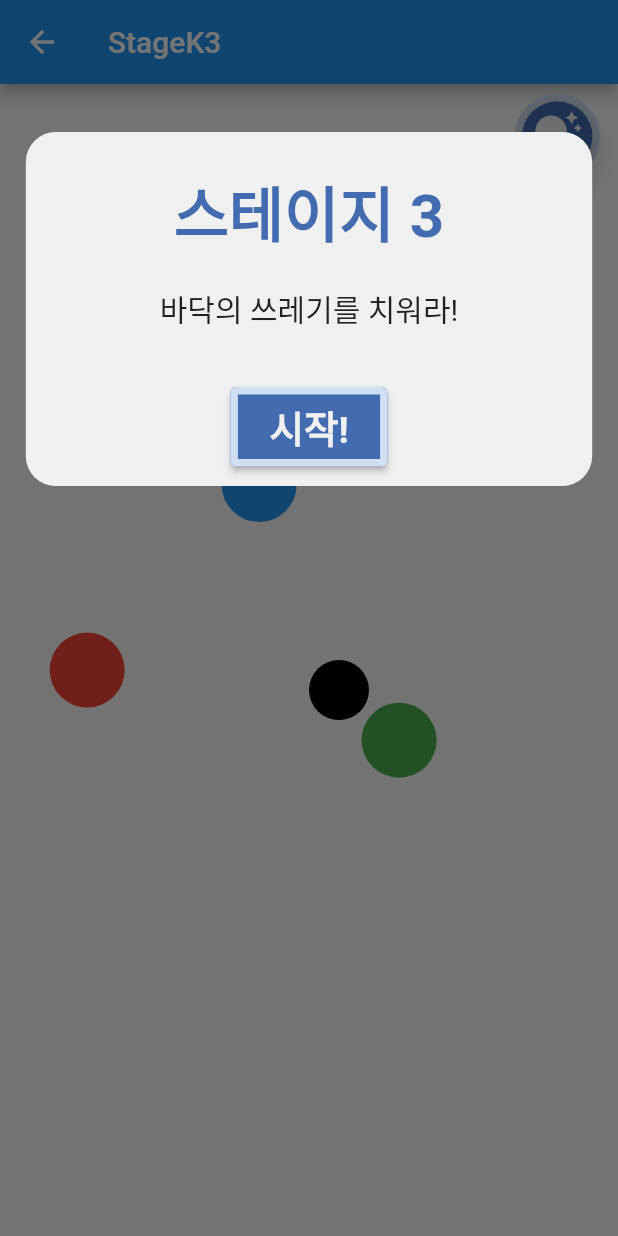
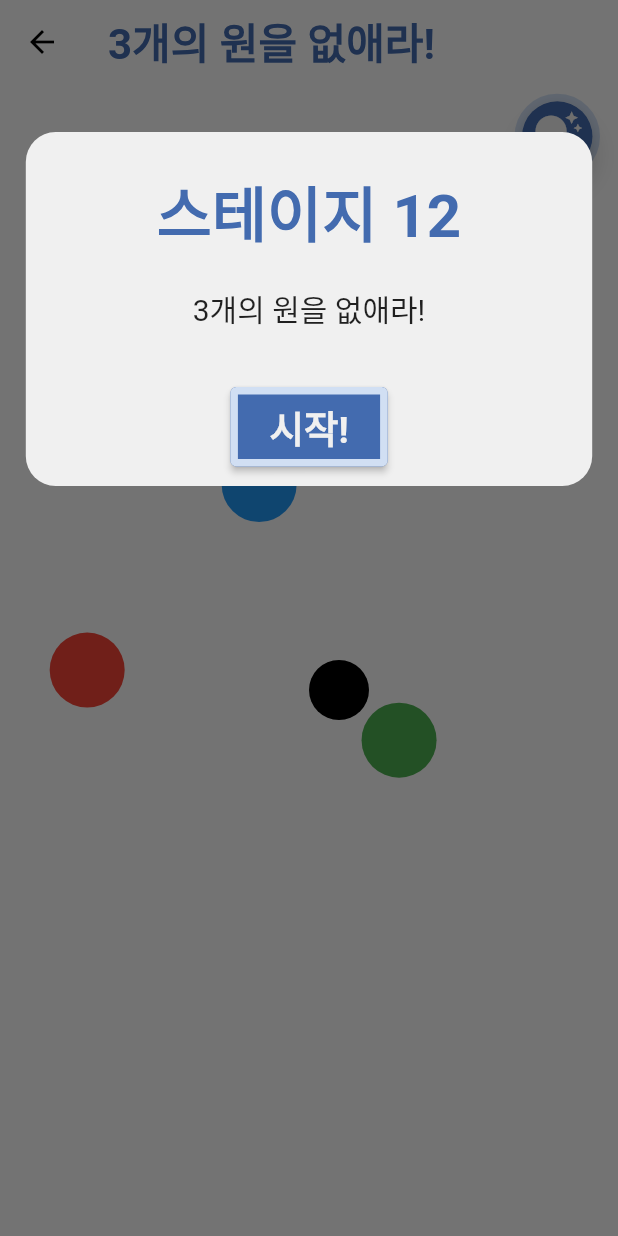
Before and after one commit to tnvchdql0255/Sensor_game, a Flutter app: the StageK3 screen opened directly, on a phone screen of 412 x 824 dp. Run offline on Flutter 3.47's test engine with Material 2 defaults, Android fonts, the phone set to English and light mode, and no system bars; our stand-ins replace assets_audio_player, battery_plus, flutter_compass, flutter_svg, sensors_plus, sqflite and 2 more; missing offline and left inert: flutter_speech, light, noise_meter, torch_controller; accounts and stored records are empty; project files that could hold a hidden picture were left out.

Commit message:
kd 수정

```diff
--- a/lib/main.dart
+++ b/lib/main.dart
@@ -138,7 +138,7 @@ class _MyHomeState extends State<MyHome> {
     var textStyle = const TextStyle(
         color: Colors.white, fontSize: 20, fontWeight: FontWeight.w300);
     return Scaffold(
-      backgroundColor: Colors.white,
+      backgroundColor: const Color(0xfffafafa),
       body: SafeArea(
         child: Padding(
           padding: const EdgeInsets.only(top: 110),
--- a/lib/stage/stage_k_3.dart
+++ b/lib/stage/stage_k_3.dart
@@ -15,8 +15,8 @@ class StageK3 extends StatefulWidget {
 
 class _StageK3State extends State<StageK3> {
   PopUps popUps = const PopUps(
-      startMessage: "스테이지 3",
-      quest: "바닥의 쓰레기를 치워라!",
+      startMessage: "스테이지 12",
+      quest: "3개의 원을 없애라!",
       hints: ["힌트1", "힌트2", "힌트3"]);
   DBHelper dbHelper = DBHelper();
   late final Database db;
@@ -181,7 +181,16 @@ class _StageK3State extends State<StageK3> {
       //힌트를 보여주는 탭바는 화면의 오른쪽 상단에 위치한다
       floatingActionButtonLocation: FloatingActionButtonLocation.miniEndTop,
       appBar: AppBar(
-        title: const Text('StageK3'),
+        title: const Text(
+          '3개의 원을 없애라!',
+          style: TextStyle(
+              color: Color.fromARGB(255, 67, 107, 175),
+              fontSize: 28,
+              fontWeight: FontWeight.bold),
+        ),
+        iconTheme: const IconThemeData(color: Colors.black),
+        backgroundColor: const Color(0xfffafafa),
+        elevation: 0.0,
       ),
       body: SizedBox(
         height: MediaQuery.of(context).size.height,
```
Also changed, not shown: lib/stage/stage_k_1.dart (+14 -3 lines), lib/stage/stage_k_2.dart (+11 -2 lines), lib/stage/stage_k_4.dart (+10 -3 lines), lib/stage/stage_k_5.dart (+11 -2 lines).
